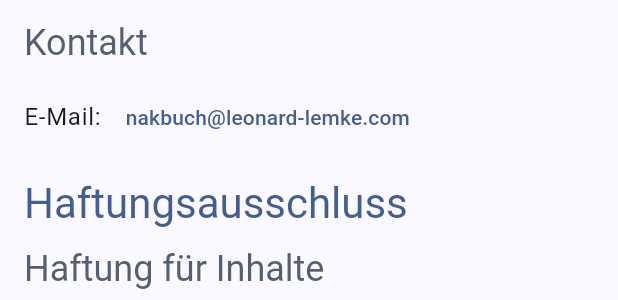
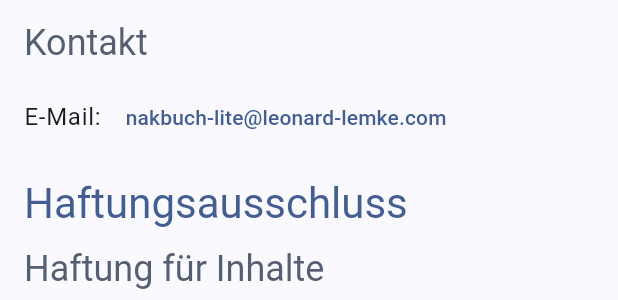
Before and after one commit to Lemkinator/nakbuch_lite, a Flutter app: the InfoScreen widget shown alone on an empty page, opened directly, scrolled down 576 dp, on a phone screen of 412 x 824 dp. Shown: the part 811-1111 px from the top of the screen. Run offline on Flutter 3.47's test engine with Material 2 defaults, Android fonts, the phone set to English and light mode, and no system bars; drawn by our look-alikes of dynamic_color; our stand-ins replace adaptive_breakpoints, animated_list_plus, confetti, file_picker, get_storage, hive and 3 more; missing offline and left inert: material_loading_buttons, path_to_regexp, pdfx, window_size; accounts and stored records are empty.

Commit message:
update email

```diff
--- a/lib/src/screens/info_screen.dart
+++ b/lib/src/screens/info_screen.dart
@@ -104,9 +104,9 @@ class _InfoScreenState extends State<InfoScreen> {
                 p(themeData, 'E-Mail: '),
                 TextButton(
                   onPressed: () {
-                    launchUrl(Uri.parse('mailto:nakbuch@leonard-lemke.com'));
+                    launchUrl(Uri.parse('mailto:nakbuch-lite@leonard-lemke.com'));
                   },
-                  child: const Text('nakbuch@leonard-lemke.com'),
+                  child: const Text('nakbuch-lite@leonard-lemke.com'),
                 )
               ],
             ),
```
Also changed, not shown: 3 other files.
